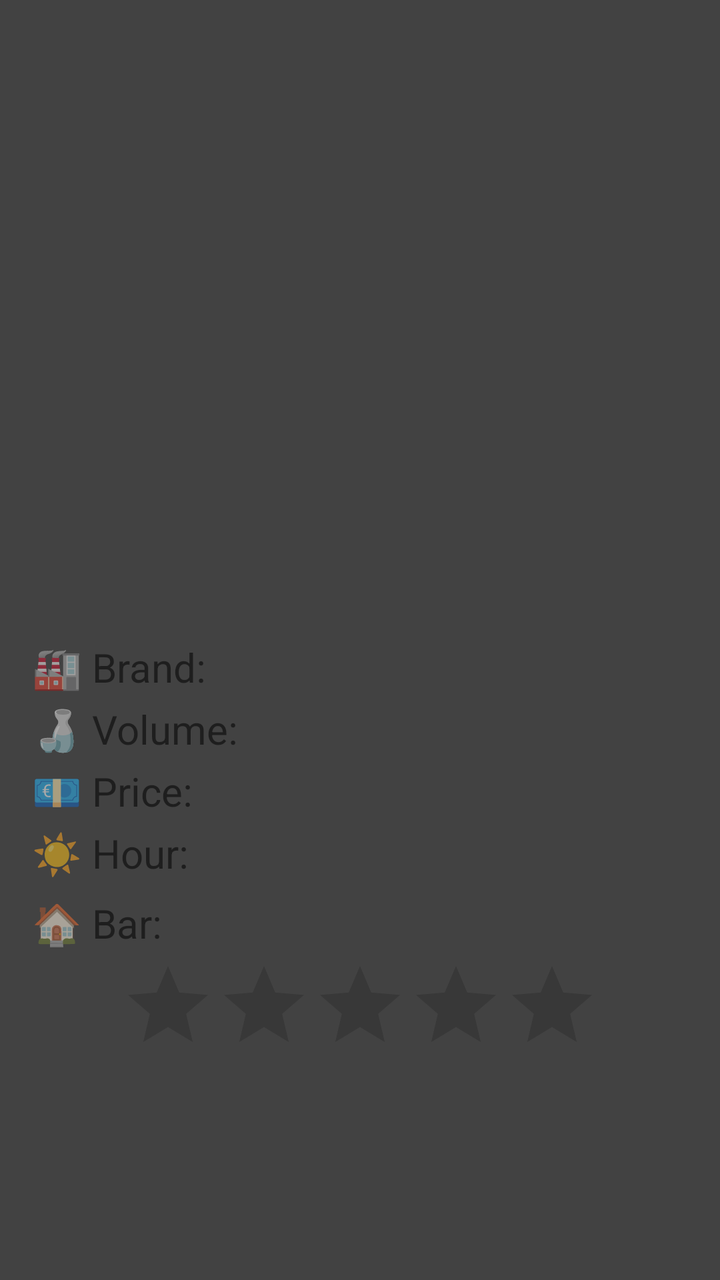
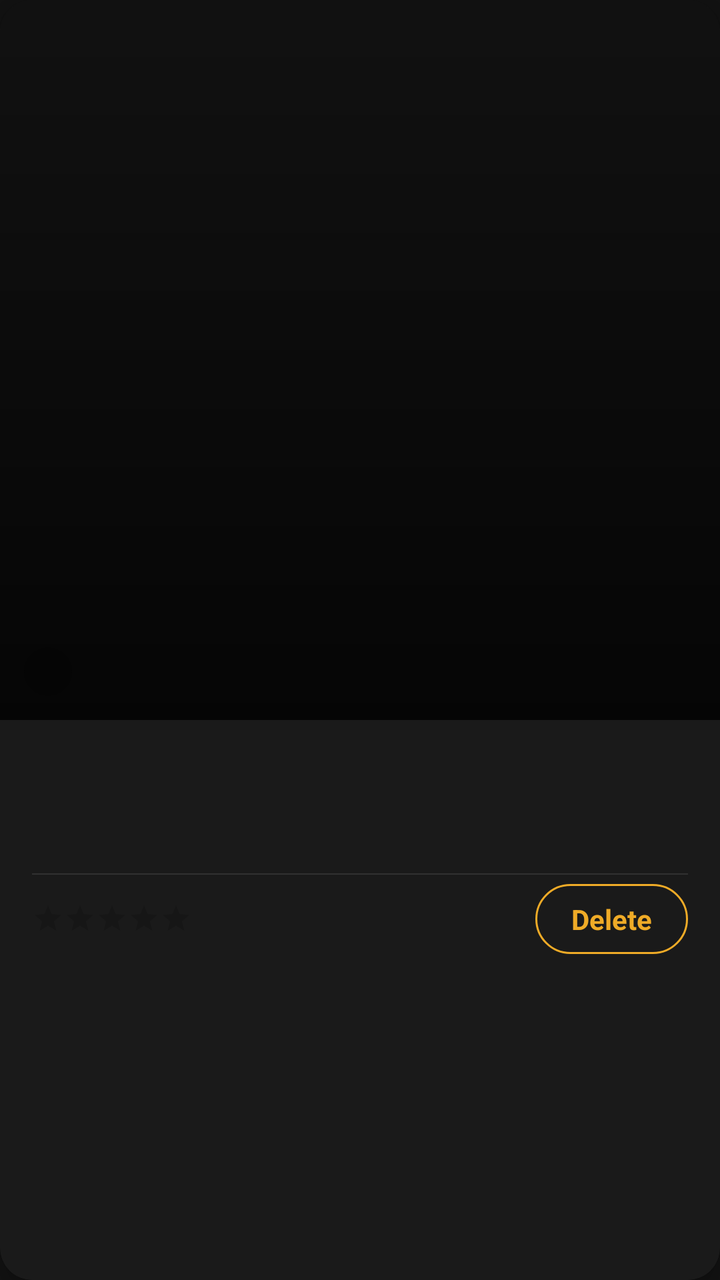

The first picture is an Android layout as it rendered before a commit; the second is the same layout after the commit. The layout source and the unified diff follow.
<!-- AndroidManifest.xml: application theme Theme.BeerReal -->
<!-- res/layout/fragment_view_photo.xml -->
<?xml version="1.0" encoding="utf-8"?>
<androidx.constraintlayout.widget.ConstraintLayout xmlns:android="http://schemas.android.com/apk/res/android"
    xmlns:app="http://schemas.android.com/apk/res-auto"
    android:layout_width="match_parent"
    android:layout_height="match_parent"
    android:padding="16dp"
    android:background="#424242">

    <ImageView
        android:id="@+id/photoImageView"
        android:layout_width="0dp"
        android:layout_height="300dp"
        android:scaleType="centerCrop"
        app:layout_constraintTop_toTopOf="parent"
        app:layout_constraintStart_toStartOf="parent"
        app:layout_constraintEnd_toEndOf="parent" />

    <TextView
        android:id="@+id/brandText"
        android:layout_width="0dp"
        android:layout_height="wrap_content"
        android:text="@string/brand_view"
        android:textSize="20sp"
        app:layout_constraintTop_toBottomOf="@id/photoImageView"
        app:layout_constraintStart_toStartOf="parent"
        app:layout_constraintEnd_toEndOf="parent"
        android:layout_marginTop="4dp"/>

    <TextView
        android:id="@+id/volumeText"
        android:layout_width="0dp"
        android:layout_height="wrap_content"
        android:text="@string/volume"
        android:textSize="20sp"
        app:layout_constraintTop_toBottomOf="@id/brandText"
        app:layout_constraintStart_toStartOf="parent"
        app:layout_constraintEnd_toEndOf="parent"
        android:layout_marginTop="4dp"/>

    <TextView
        android:id="@+id/priceText"
        android:layout_width="0dp"
        android:layout_height="wrap_content"
        android:text="@string/price"
        android:textSize="20sp"
        app:layout_constraintTop_toBottomOf="@id/volumeText"
        app:layout_constraintStart_toStartOf="parent"
        app:layout_constraintEnd_toEndOf="parent"
        android:layout_marginTop="4dp"/>

    <TextView
        android:id="@+id/hourText"
        android:layout_width="0dp"
        android:layout_height="wrap_content"
        android:text="@string/hour"
        android:textSize="20sp"
        app:layout_constraintTop_toBottomOf="@id/priceText"
        app:layout_constraintStart_toStartOf="parent"
        app:layout_constraintEnd_toEndOf="parent"
        android:layout_marginTop="4dp"/>

    <TextView
        android:id="@+id/barText"
        android:layout_width="0dp"
        android:layout_height="wrap_content"
        android:text="@string/bar_location_view"
        android:textSize="20sp"
        app:layout_constraintTop_toBottomOf="@id/hourText"
        app:layout_constraintStart_toStartOf="parent"
        app:layout_constraintEnd_toEndOf="parent"
        android:layout_marginTop="8dp"/>

    <RatingBar
        android:id="@+id/ratingBar"
        android:layout_width="wrap_content"
        android:layout_height="wrap_content"
        android:numStars="5"
        android:stepSize="0.5"
        android:isIndicator="true"
        app:layout_constraintTop_toBottomOf="@id/barText"
        app:layout_constraintStart_toStartOf="parent"
        app:layout_constraintEnd_toEndOf="parent"
        android:layout_marginTop="4dp"/>

</androidx.constraintlayout.widget.ConstraintLayout>
<!-- resources referenced by this layout -->
<resources>
  <string name="bar_location_view">🏠 Bar: </string>
  <string name="brand_view">🏭 Brand: </string>
  <string name="hour">☀️ Hour: </string>
  <string name="price">💶 Price: </string>
  <string name="volume">🍶 Volume: </string>
  <style name="Theme.BeerReal" parent="Theme.MaterialComponents.DayNight.DarkActionBar">
          
          <item name="colorPrimary">#FBB122</item>
          <item name="colorPrimaryVariant">#FBB122</item>
          <item name="colorOnPrimary">#121212</item>
  
          
          <item name="colorSecondary">#FBB122</item>
          <item name="colorSecondaryVariant">#FBB122</item>
          <item name="colorOnSecondary">#121212</item>
  
          
          <item name="android:windowBackground">#121212</item>
          <item name="colorSurface">#1E1E1E</item>
          <item name="colorOnSurface">#FFFFFF</item>
  
          
          <item name="android:statusBarColor">?attr/colorPrimaryVariant</item>
      </style>
</resources>

<!-- the commit's change to res/layout/fragment_view_photo.xml (unified diff, before → after) -->
@@ -1,85 +1,153 @@
 <?xml version="1.0" encoding="utf-8"?>
-<androidx.constraintlayout.widget.ConstraintLayout xmlns:android="http://schemas.android.com/apk/res/android"
+<com.google.android.material.card.MaterialCardView
+    xmlns:android="http://schemas.android.com/apk/res/android"
     xmlns:app="http://schemas.android.com/apk/res-auto"
     android:layout_width="match_parent"
-    android:layout_height="match_parent"
-    android:padding="16dp"
-    android:background="#424242">
+    android:layout_height="wrap_content"
+    android:layout_margin="16dp"
+    app:cardCornerRadius="16dp"
+    app:cardElevation="6dp"
+    app:cardBackgroundColor="#1A1A1A">
 
-    <ImageView
-        android:id="@+id/photoImageView"
-        android:layout_width="0dp"
-        android:layout_height="300dp"
-        android:scaleType="centerCrop"
-        app:layout_constraintTop_toTopOf="parent"
-        app:layout_constraintStart_toStartOf="parent"
-        app:layout_constraintEnd_toEndOf="parent" />
+    <androidx.constraintlayout.widget.ConstraintLayout
+        android:layout_width="match_parent"
+        android:layout_height="wrap_content">
 
-    <TextView
-        android:id="@+id/brandText"
-        android:layout_width="0dp"
-        android:layout_height="wrap_content"
-        android:text="@string/brand_view"
-        android:textSize="20sp"
-        app:layout_constraintTop_toBottomOf="@id/photoImageView"
-        app:layout_constraintStart_toStartOf="parent"
-        app:layout_constraintEnd_toEndOf="parent"
-        android:layout_marginTop="4dp"/>
+        
+        <ImageView
+            android:id="@+id/photoImageView"
+            android:layout_width="0dp"
+            android:layout_height="360dp"
+            android:scaleType="fitCenter"
+            android:background="#111111"
+            app:layout_constraintTop_toTopOf="parent"
+            app:layout_constraintStart_toStartOf="parent"
+            app:layout_constraintEnd_toEndOf="parent" />
 
-    <TextView
-        android:id="@+id/volumeText"
-        android:layout_width="0dp"
-        android:layout_height="wrap_content"
-        android:text="@string/volume"
-        android:textSize="20sp"
-        app:layout_constraintTop_toBottomOf="@id/brandText"
-        app:layout_constraintStart_toStartOf="parent"
-        app:layout_constraintEnd_toEndOf="parent"
-        android:layout_marginTop="4dp"/>
+        
+        <View
+            android:id="@+id/gradientScrim"
+            android:layout_width="0dp"
+            android:layout_height="0dp"
+            android:background="@drawable/gradient_scrim"
+            app:layout_constraintTop_toTopOf="@id/photoImageView"
+            app:layout_constraintBottom_toBottomOf="@id/photoImageView"
+            app:layout_constraintStart_toStartOf="parent"
+            app:layout_constraintEnd_toEndOf="parent" />
 
-    <TextView
-        android:id="@+id/priceText"
-        android:layout_width="0dp"
-        android:layout_height="wrap_content"
-        android:text="@string/price"
-        android:textSize="20sp"
-        app:layout_constraintTop_toBottomOf="@id/volumeText"
-        app:layout_constraintStart_toStartOf="parent"
-        app:layout_constraintEnd_toEndOf="parent"
-        android:layout_marginTop="4dp"/>
+        
+        <TextView
+            android:id="@+id/volumeText"
+            android:layout_width="wrap_content"
+            android:layout_height="wrap_content"
+            android:layout_marginStart="12dp"
+            android:layout_marginBottom="12dp"
+            android:background="@drawable/bg_pill_frosted"
+            android:paddingHorizontal="12dp"
+            android:paddingVertical="4dp"
+            android:textColor="#FFFFFF"
+            android:textSize="12sp"
+            app:layout_constraintBottom_toBottomOf="@id/photoImageView"
+            app:layout_constraintStart_toStartOf="parent" />
 
-    <TextView
-        android:id="@+id/hourText"
-        android:layout_width="0dp"
-        android:layout_height="wrap_content"
-        android:text="@string/hour"
-        android:textSize="20sp"
-        app:layout_constraintTop_toBottomOf="@id/priceText"
-        app:layout_constraintStart_toStartOf="parent"
-        app:layout_constraintEnd_toEndOf="parent"
-        android:layout_marginTop="4dp"/>
+        
+        <TextView
+            android:id="@+id/hourText"
+            android:layout_width="wrap_content"
+            android:layout_height="wrap_content"
+            android:layout_marginEnd="12dp"
+            android:layout_marginBottom="14dp"
+            android:textColor="#99FFFFFF"
+            android:textSize="12sp"
+            app:layout_constraintBottom_toBottomOf="@id/photoImageView"
+            app:layout_constraintEnd_toEndOf="parent" />
 
-    <TextView
-        android:id="@+id/barText"
-        android:layout_width="0dp"
-        android:layout_height="wrap_content"
-        android:text="@string/bar_location_view"
-        android:textSize="20sp"
-        app:layout_constraintTop_toBottomOf="@id/hourText"
-        app:layout_constraintStart_toStartOf="parent"
-        app:layout_constraintEnd_toEndOf="parent"
-        android:layout_marginTop="8dp"/>
+        
+        <TextView
+            android:id="@+id/brandText"
+            android:layout_width="0dp"
+            android:layout_height="wrap_content"
+            android:layout_marginStart="16dp"
+            android:layout_marginTop="14dp"
+            android:layout_marginEnd="8dp"
+            android:textColor="#FFFFFF"
+            android:textSize="20sp"
+            android:textStyle="bold"
+            app:layout_constraintTop_toBottomOf="@id/photoImageView"
+            app:layout_constraintStart_toStartOf="parent"
+            app:layout_constraintEnd_toStartOf="@id/priceText" />
 
-    <RatingBar
-        android:id="@+id/ratingBar"
-        android:layout_width="wrap_content"
-        android:layout_height="wrap_content"
-        android:numStars="5"
-        android:stepSize="0.5"
-        android:isIndicator="true"
-        app:layout_constraintTop_toBottomOf="@id/barText"
-        app:layout_constraintStart_toStartOf="parent"
-        app:layout_constraintEnd_toEndOf="parent"
-        android:layout_marginTop="4dp"/>
+        <TextView
+            android:id="@+id/barText"
+            android:layout_width="0dp"
+            android:layout_height="wrap_content"
+            android:layout_marginStart="16dp"
+            android:layout_marginTop="2dp"
+            android:layout_marginEnd="8dp"
+            android:textColor="#66FFFFFF"
+            android:textSize="13sp"
+            app:layout_constraintTop_toBottomOf="@id/brandText"
+            app:layout_constraintStart_toStartOf="parent"
+            app:layout_constraintEnd_toStartOf="@id/priceText" />
 
-</androidx.constraintlayout.widget.ConstraintLayout>
+        <TextView
+            android:id="@+id/priceText"
+            android:layout_width="wrap_content"
+            android:layout_height="wrap_content"
+            android:layout_marginEnd="16dp"
+            android:layout_marginTop="14dp"
+            android:textColor="#EFAB27"
+            android:textSize="22sp"
+            android:textStyle="bold"
+            app:layout_constraintTop_toBottomOf="@id/photoImageView"
+            app:layout_constraintEnd_toEndOf="parent" />
+
+        
+        <View
+            android:id="@+id/divider"
+            android:layout_width="0dp"
+            android:layout_height="0.5dp"
+            android:layout_marginHorizontal="16dp"
+            android:layout_marginTop="16dp"
+            android:background="#1AFFFFFF"
+            app:layout_constraintTop_toBottomOf="@id/barText"
+            app:layout_constraintStart_toStartOf="parent"
+            app:layout_constraintEnd_toEndOf="parent" />
+
+        
+        <RatingBar
+            android:id="@+id/ratingBar"
+            style="@style/Widget.AppCompat.RatingBar.Small"
+            android:layout_width="wrap_content"
+            android:layout_height="wrap_content"
+            android:layout_marginStart="16dp"
+            android:layout_marginTop="14dp"
+            android:layout_marginBottom="20dp"
+            android:numStars="5"
+            android:stepSize="0.5"
+            android:isIndicator="true"
+            android:progressTint="#EFAB27"
+            app:layout_constraintTop_toBottomOf="@id/divider"
+            app:layout_constraintStart_toStartOf="parent"
+            app:layout_constraintBottom_toBottomOf="parent" />
+
+        
+        <TextView
+            android:id="@+id/deleteButton"
+            android:layout_width="wrap_content"
+            android:layout_height="wrap_content"
+            android:layout_marginEnd="16dp"
+            android:background="@drawable/bg_delete_button"
+            android:paddingHorizontal="18dp"
+            android:paddingVertical="8dp"
+            android:text="@string/delete"
+            android:textColor="#EFAB27"
+            android:textSize="14sp"
+            android:textStyle="bold"
+            app:layout_constraintTop_toTopOf="@id/ratingBar"
+            app:layout_constraintBottom_toBottomOf="@id/ratingBar"
+            app:layout_constraintEnd_toEndOf="parent" />
+
+    </androidx.constraintlayout.widget.ConstraintLayout>
+
+</com.google.android.material.card.MaterialCardView>
<!-- resource entries referenced after the edit -->
@@ -1,10 +1,31 @@
 <!-- resources referenced by this layout -->
 <resources>
-  <string name="bar_location_view">🏠 Bar: </string>
-  <string name="brand_view">🏭 Brand: </string>
-  <string name="hour">☀️ Hour: </string>
-  <string name="price">💶 Price: </string>
-  <string name="volume">🍶 Volume: </string>
+  <!-- drawable bg_delete_button (drawable) -->
+  <?xml version="1.0" encoding="utf-8"?>
+  <shape xmlns:android="http://schemas.android.com/apk/res/android"
+      android:shape="rectangle">
+      <solid android:color="#00000000" />
+      <stroke
+          android:width="1dp"
+          android:color="#EFAB27" />
+      <corners android:radius="20dp" />
+  </shape>
+  <!-- drawable bg_pill_frosted (drawable) -->
+  <?xml version="1.0" encoding="utf-8"?>
+  <shape xmlns:android="http://schemas.android.com/apk/res/android"
+      android:shape="rectangle">
+      <solid android:color="#33000000" />
+      <corners android:radius="20dp" />
+  </shape>
+  <!-- drawable gradient_scrim (drawable) -->
+  <?xml version="1.0" encoding="utf-8"?>
+  <shape xmlns:android="http://schemas.android.com/apk/res/android">
+      <gradient
+          android:startColor="#00000000"
+          android:endColor="#B8000000"
+          android:angle="270" />
+  </shape>
+  <string name="delete">Delete</string>
   <style name="Theme.BeerReal" parent="Theme.MaterialComponents.DayNight.DarkActionBar">
           
           <item name="colorPrimary">#FBB122</item>
